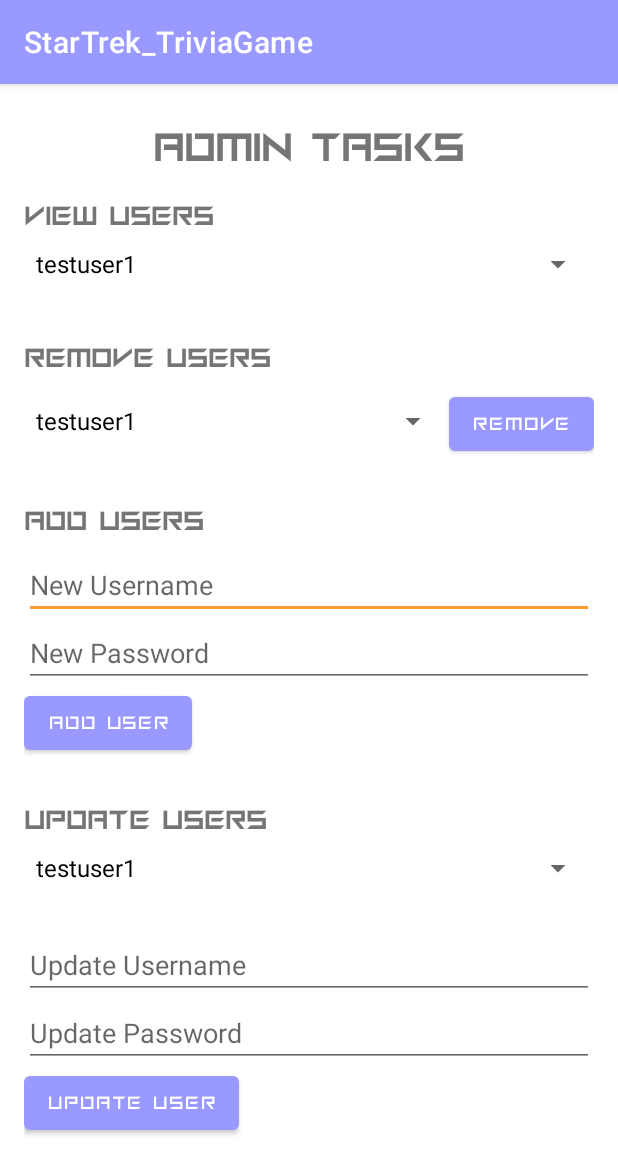
After one commit to nmalsabah/star-trek-trivia-game, an Android app: the AdminTasksActivity screen opened directly, with no data from a screen before it, on a phone screen of 412 x 824 dp. The commit adds this screen. Shown: the top 1174 px of the screen. Run offline under Robolectric (Android 15) with nearby library versions, the phone set to English and light mode, and no system bars; our stand-ins replace Room's generated code.

Commit message:
Worked on admin tasks logic and UI page.

```diff
--- a/app/src/main/AndroidManifest.xml
+++ b/app/src/main/AndroidManifest.xml
@@ -42,6 +42,9 @@
             android:name=".ViewScoresActivity"
             android:exported="false" />
         <activity
+            android:name=".AdminTasksActivity"
+            android:exported="false" />
+        <activity
             android:name=".MainActivity"
             android:exported="true">
             <intent-filter>
--- /dev/null
+++ b/app/src/main/java/com/example/startrek_triviagame/AdminTasksActivity.java
@@ -0,0 +1,138 @@
+package com.example.startrek_triviagame;
+
+import android.os.Bundle;
+import android.view.View;
+import android.widget.ArrayAdapter;
+import android.widget.Button;
+import android.widget.EditText;
+import android.widget.Spinner;
+import android.widget.Toast;
+
+import androidx.appcompat.app.AppCompatActivity;
+
+import java.util.ArrayList;
+import java.util.List;
+
+// NEED TO DO LEFT FOR ADMIN TASKS: UPDATE AND REMOVE USERS DO NOT WORK.
+// NOT UPDATING IN THE LIST AND NOT UPDATING IN THE DATABASE.
+// NEED TO PUT AN EXIT BUTTON ON THE ADMIN TASKS PAGE.
+// NEED TO MAKE THE PAGE SCROLLING IN XML, RUNNING OUT OF ROOM.
+
+public class AdminTasksActivity extends AppCompatActivity {
+    private Spinner viewUsersSpinner;
+    private Spinner removeUserSpinner;
+    private EditText newUsernameEditText;
+    private EditText newPasswordEditText;
+    private Spinner updateUserSpinner;
+    private EditText updateUsernameEditText;
+    private EditText updatePasswordEditText;
+    private Button removeUserButton;
+    private Button addUserButton;
+    private Button updateUserButton;
+
+    StarTrekGameDao starTrekGameDao;
+
+   @Override
+    protected void onCreate(Bundle savedInstanceState) {
+         super.onCreate(savedInstanceState);
+         setContentView(R.layout.activity_admin_tasks);
+
+         viewUsersSpinner = findViewById(R.id.viewUsersSpinner);
+         removeUserSpinner = findViewById(R.id.removeUserSpinner);
+         newUsernameEditText = findViewById(R.id.newUsernameEditText);
+         newPasswordEditText = findViewById(R.id.newPasswordEditText);
+         updateUserSpinner = findViewById(R.id.updateUserSpinner);
+         updateUsernameEditText = findViewById(R.id.updateUsernameEditText);
+         updatePasswordEditText = findViewById(R.id.updatePasswordEditText);
+         removeUserButton = findViewById(R.id.removeUserButton);
+         addUserButton = findViewById(R.id.addUserButton);
+         updateUserButton = findViewById(R.id.updateUserButton);
+
+         starTrekGameDao = StarTrekGameDatabase.getDatabase(getApplicationContext()).starTrekGameDao();
+
+         List<User> users = starTrekGameDao.getAllUsers();
+         updateSpinners(users);
+
+         removeUserButton.setOnClickListener(new View.OnClickListener() {
+             @Override
+             public void onClick(View v) {
+                 removeUser(v);
+             }
+         });
+
+         addUserButton.setOnClickListener(new View.OnClickListener() {
+             @Override
+             public void onClick(View v) {
+                 addUser(v);
+             }
+         });
+
+         updateUserButton.setOnClickListener(new View.OnClickListener() {
+             @Override
+             public void onClick(View v) {
+                 updateUser(v);
+             }
+         });
+    }
+
+    private void updateSpinners(List<User> users) {
+       List<String> userNames = new ArrayList<>();
+       for (User user : users) {
+           userNames.add(user.getUserName());
+       }
+
+       ArrayAdapter<String> adapter = new ArrayAdapter<>(this, android.R.layout.simple_spinner_item, userNames);
+       adapter.setDropDownViewResource(android.R.layout.simple_spinner_dropdown_item);
+
+       viewUsersSpinner.setAdapter(adapter);
+       removeUserSpinner.setAdapter(adapter);
+       updateUserSpinner.setAdapter(adapter);
+    }
+
+    public void removeUser(View view) {
+        String selectedUser = removeUserSpinner.getSelectedItem().toString();
+
+        User removeUser = new User(selectedUser, "", false);
+        starTrekGameDao.deleteUser(removeUser);
+
+        Toast.makeText(this, selectedUser + " Removed Successfully!", Toast.LENGTH_SHORT).show();
+    }
+
+    public void addUser(View view) {
+       String newUsername = newUsernameEditText.getText().toString();
+       String newPassword = newPasswordEditText.getText().toString();
+
+       if (newUsername.isEmpty() || newPassword.isEmpty()) {
+           Toast.makeText(this, "Please enter both username and password.", Toast.LENGTH_SHORT).show();
+           return;
+       }
+
+       User newUser = new User(newUsername, newPassword, false);
+       starTrekGameDao.insertUser(newUser);
+
+       List<User> users = starTrekGameDao.getAllUsers();
+       updateSpinners(users);
+
+       Toast.makeText(this, newUsername + " Added Successfully!", Toast.LENGTH_SHORT).show();
+   }
+
+    public void updateUser(View view) {
+       String updateUsername = updateUsernameEditText.getText().toString();
+       String updatePassword = updatePasswordEditText.getText().toString();
+
+       if (updateUsername.isEmpty() || updatePassword.isEmpty()) {
+           Toast.makeText(this, "Please enter both username and password.", Toast.LENGTH_SHORT).show();
+           return;
+       }
+
+       User updateUser = new User(updateUsername, updatePassword, false);
+       updateUser.setUserName(updateUsername);
+       updateUser.setPassword(updatePassword);
+       starTrekGameDao.updateUser(updateUser);
+
+       List<User> users = starTrekGameDao.getAllUsers();
+       updateSpinners(users);
+
+       Toast.makeText(this, updateUsername + " Updated Successfully!", Toast.LENGTH_SHORT).show();
+   }
+}
--- a/app/src/main/java/com/example/startrek_triviagame/LoginActivity.java
+++ b/app/src/main/java/com/example/startrek_triviagame/LoginActivity.java
@@ -2,18 +2,13 @@ package com.example.startrek_triviagame;
 
 import android.content.Intent;
 import android.content.SharedPreferences;
-import android.content.res.Resources;
-import android.graphics.Typeface;
 import android.os.Bundle;
-import android.util.Log;
 import android.view.View;
 import android.widget.Button;
 import android.widget.EditText;
-import android.widget.TextView;
 import android.widget.Toast;
 
 import androidx.appcompat.app.AppCompatActivity;
-import androidx.core.content.res.ResourcesCompat;
 
 /**
  * This is the login logic for the Star Trek Trivia Game application.
--- a/app/src/main/java/com/example/startrek_triviagame/StarTrekGameDao.java
+++ b/app/src/main/java/com/example/startrek_triviagame/StarTrekGameDao.java
@@ -1,6 +1,4 @@
 package com.example.startrek_triviagame;
-
-import android.util.Log;
 
 import androidx.lifecycle.LiveData;
 import androidx.room.Dao;
@@ -9,7 +7,6 @@ import androidx.room.Insert;
 import androidx.room.Query;
 import androidx.room.Update;
 
-import java.lang.reflect.Array;
 import java.util.List;
 
 /**
--- a/app/src/main/java/com/example/startrek_triviagame/StarTrekGameDatabase.java
+++ b/app/src/main/java/com/example/startrek_triviagame/StarTrekGameDatabase.java
@@ -1,14 +1,10 @@
 package com.example.startrek_triviagame;
 
 import android.content.Context;
-import android.util.Log;
 
-import androidx.annotation.NonNull;
 import androidx.room.Database;
 import androidx.room.Room;
 import androidx.room.RoomDatabase;
-import androidx.room.migration.Migration;
-import androidx.sqlite.db.SupportSQLiteDatabase;
 
 import java.util.concurrent.ExecutorService;
 import java.util.concurrent.Executors;
--- /dev/null
+++ b/app/src/main/res/layout/activity_admin_tasks.xml
@@ -0,0 +1,138 @@
+<?xml version="1.0" encoding="utf-8"?>
+<LinearLayout xmlns:android="http://schemas.android.com/apk/res/android"
+    android:layout_width="match_parent"
+    android:layout_height="match_parent"
+    android:orientation="vertical"
+    android:padding="16dp">
+
+    <TextView
+        android:layout_width="wrap_content"
+        android:layout_height="wrap_content"
+        android:layout_gravity="center"
+        android:layout_marginTop="10dp"
+        android:fontFamily="@font/starrenegades_jr9va"
+        android:text="@string/admin_tasks_page"
+        android:textSize="30sp"
+        android:textStyle="bold" />
+
+    <!-- Dropdown to view all users -->
+    <TextView
+        android:layout_width="wrap_content"
+        android:layout_height="wrap_content"
+        android:layout_marginTop="20dp"
+        android:fontFamily="@font/starrenegades_jr9va"
+        android:text="View Users"
+        android:textSize="20sp"
+        android:textStyle="bold" />
+
+    <Spinner
+        android:id="@+id/viewUsersSpinner"
+        android:layout_width="match_parent"
+        android:layout_height="wrap_content"
+        android:layout_marginTop="10dp"
+        android:prompt="@string/select_user" />
+
+    <!-- Remove User Section -->
+    <TextView
+        android:layout_width="wrap_content"
+        android:layout_height="wrap_content"
+        android:layout_marginTop="40dp"
+        android:fontFamily="@font/starrenegades_jr9va"
+        android:text="Remove Users"
+        android:textSize="20sp"
+        android:textStyle="bold" />
+
+    <LinearLayout
+        android:layout_width="match_parent"
+        android:layout_height="wrap_content"
+        android:layout_marginTop="10dp"
+        android:orientation="horizontal">
+
+        <Spinner
+            android:id="@+id/removeUserSpinner"
+            android:layout_width="0dp"
+            android:layout_height="wrap_content"
+            android:layout_weight="1"
+            android:prompt="@string/select_user" />
+
+        <Button
+            android:id="@+id/removeUserButton"
+            android:layout_width="wrap_content"
+            android:layout_height="wrap_content"
+            android:fontFamily="@font/starrenegades_jr9va"
+            android:onClick="removeUser"
+            android:text="Remove" />
+    </LinearLayout>
+
+    <!-- Add User Section -->
+    <TextView
+        android:layout_width="wrap_content"
+        android:layout_height="wrap_content"
+        android:layout_marginTop="30dp"
+        android:fontFamily="@font/starrenegades_jr9va"
+        android:text="Add Users"
+        android:textSize="20sp"
+        android:textStyle="bold" />
+
+    <EditText
+        android:id="@+id/newUsernameEditText"
+        android:layout_width="match_parent"
+        android:layout_height="wrap_content"
+        android:layout_marginTop="10dp"
+        android:hint="New Username" />
+
+    <EditText
+        android:id="@+id/newPasswordEditText"
+        android:layout_width="match_parent"
+        android:layout_height="wrap_content"
+        android:hint="New Password"
+        android:inputType="textPassword" />
+
+    <Button
+        android:id="@+id/addUserButton"
+        android:layout_width="wrap_content"
+        android:layout_height="wrap_content"
+        android:fontFamily="@font/starrenegades_jr9va"
+        android:onClick="addUser"
+        android:text="Add User" />
+
+    <!-- Update User Section -->
+    <TextView
+        android:layout_width="wrap_content"
+        android:layout_height="wrap_content"
+        android:layout_marginTop="30dp"
+        android:fontFamily="@font/starrenegades_jr9va"
+        android:text="Update Users"
+        android:textSize="20sp"
+        android:textStyle="bold" />
+
+    <Spinner
+        android:id="@+id/updateUserSpinner"
+        android:layout_width="match_parent"
+        android:layout_height="wrap_content"
+        android:layout_marginTop="10dp"
+        android:prompt="@string/select_user" />
+
+    <EditText
+        android:id="@+id/updateUsernameEditText"
+        android:layout_width="match_parent"
+        android:layout_height="wrap_content"
+        android:layout_marginTop="30dp"
+        android:hint="Update Username" />
+
+    <EditText
+        android:id="@+id/updatePasswordEditText"
+        android:layout_width="match_parent"
+        android:layout_height="wrap_content"
+        android:hint="Update Password"
+        android:inputType="textPassword" />
+
+    <Button
+        android:id="@+id/updateUserButton"
+        android:layout_width="wrap_content"
+        android:layout_height="wrap_content"
+        android:fontFamily="@font/starrenegades_jr9va"
+        android:onClick="updateUser"
+        android:text="Update User" />
+
+</LinearLayout>
--- a/app/src/main/res/values/strings.xml
+++ b/app/src/main/res/values/strings.xml
@@ -53,4 +53,6 @@
     <string name="you_win">You Win!</string>
     <string name="your_score_is_0">Your score is: 0</string>
     <string name="refresh">Refresh</string>
+    <string name="admin_tasks_page">Admin Tasks</string>
+    <string name="select_user">selectUser</string>
 </resources>
```
Also changed, not shown: app/src/main/java/com/example/startrek_triviagame/AdminLandingPageActivity.java (+8 -1 lines), app/src/main/java/com/example/startrek_triviagame/MainActivity.java (+0 -7 lines), app/src/main/java/com/example/startrek_triviagame/StarTrekGameItem.java (deleted, +0 -104 lines), app/src/main/java/com/example/startrek_triviagame/StarTrekGameRepository.java (deleted, +0 -101 lines), app/src/main/java/com/example/startrek_triviagame/StarTrekGameViewModel.java (deleted, +0 -124 lines).
